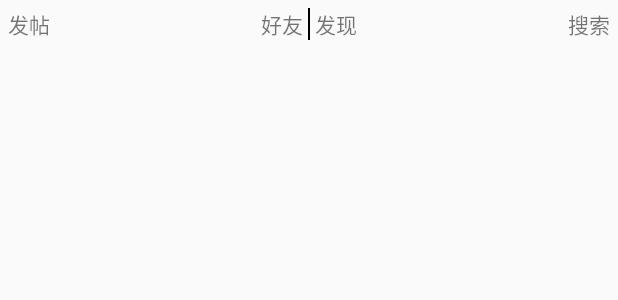
After one commit to zhangwade/MilkBottle, an Android app: the layout fragment_post.xml on its own in the app's theme, with its tools: preview values and no code run, on a phone screen of 412 x 824 dp. The commit adds this screen. Shown: the top 300 px of the screen. Run offline under Robolectric (Android 15) with nearby library versions, the phone set to English and light mode, and no system bars.

Commit message:
WadeZhang 2017.2.23

```diff
--- /dev/null
+++ b/app/src/main/res/layout/fragment_post.xml
@@ -0,0 +1,51 @@
+<?xml version="1.0" encoding="utf-8"?>
+<LinearLayout xmlns:android="http://schemas.android.com/apk/res/android"
+    android:orientation="vertical" android:layout_width="match_parent"
+    android:layout_height="match_parent">
+
+    <LinearLayout android:layout_height="wrap_content"
+        android:layout_width="match_parent"
+        android:orientation="horizontal">
+
+        <TextView android:layout_height="wrap_content"
+            android:layout_width="wrap_content"
+            android:text="@string/fragment_post_button_send"
+            android:gravity="center"
+            android:layout_margin="5dp"/>
+
+        <LinearLayout android:layout_width="wrap_content"
+            android:layout_height="wrap_content"
+            android:layout_weight="1"
+            android:orientation="horizontal"
+            android:layout_margin="5dp">
+
+            <TextView android:layout_height="match_parent"
+                android:layout_width="wrap_content"
+                android:layout_weight="1"
+                android:gravity="right"
+                android:paddingRight="3dp"
+                android:text="好友" />
+
+            <TextView android:layout_height="match_parent"
+                android:layout_width="1dp"
+                android:background="@android:color/black"/>
+
+            <TextView android:layout_height="match_parent"
+                android:layout_width="wrap_content"
+                android:layout_weight="1"
+                android:gravity="left"
+                android:paddingLeft="3dp"
+                android:text="发现"/>
+        </LinearLayout>
+
+        <TextView android:layout_height="wrap_content"
+            android:layout_width="wrap_content"
+            android:text="搜索"
+            android:gravity="center"
+            android:layout_margin="5dp"/>
+    </LinearLayout>
+
+    <android.support.v7.widget.RecyclerView android:layout_width="match_parent"
+        android:layout_height="wrap_content"
+        android:layout_weight="1"/>
+</LinearLayout>
--- a/app/src/main/res/values/strings.xml
+++ b/app/src/main/res/values/strings.xml
@@ -5,4 +5,5 @@
     <string name="bottom_navigation_bar_3">消息</string>
     <string name="bottom_navigation_bar_4">瓶子</string>
     <string name="bottom_navigation_bar_5">我</string>
+    <string name="fragment_post_button_send">发帖</string>
 </resources>
```
